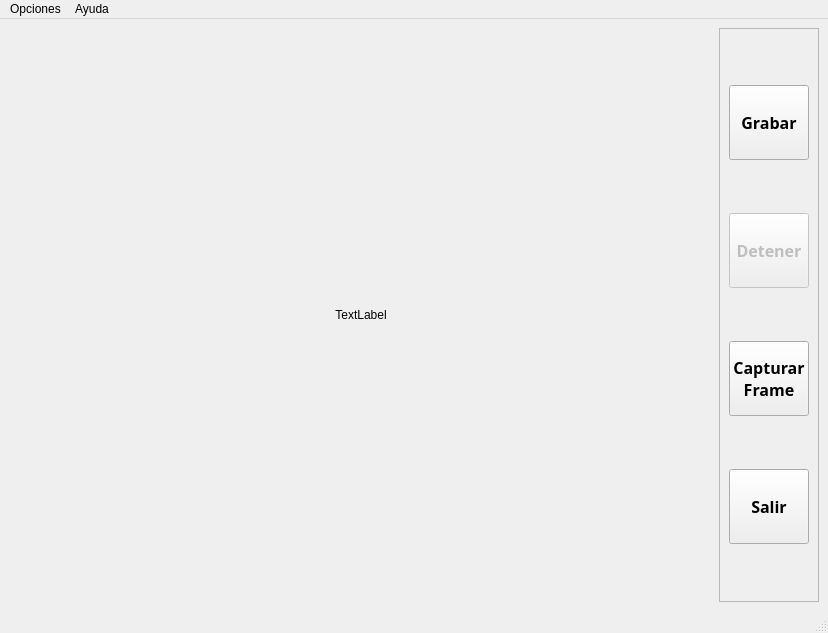
This is mainwindow.ui in Minerisho/CameraCPP_OpenCV as Qt 5 draws it before an edit. The edited form follows.
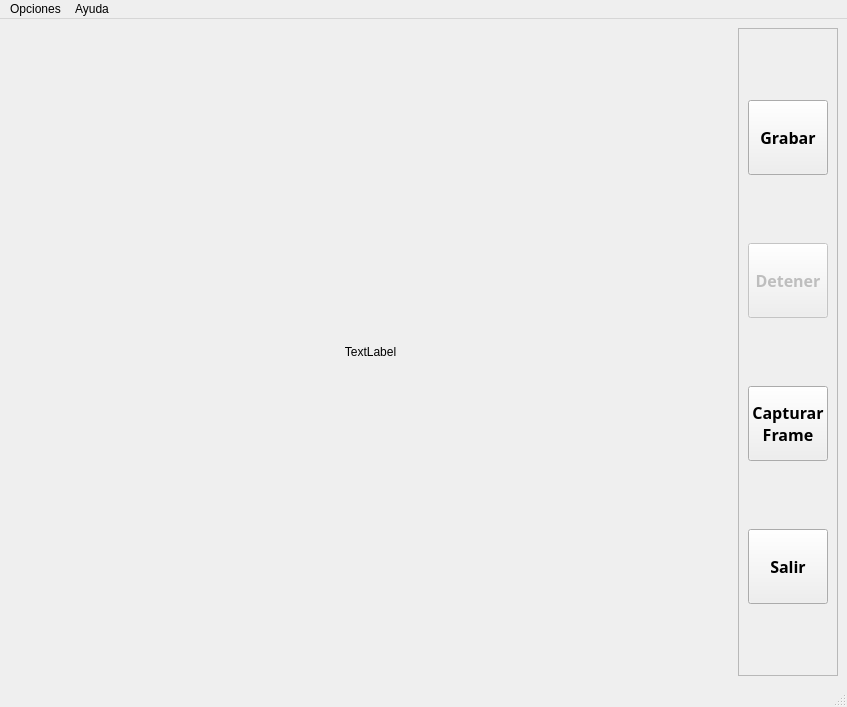
This is the edited form.

Patch:
```diff
--- a/mainwindow.ui
+++ b/mainwindow.ui
@@ -6,8 +6,8 @@
    <rect>
     <x>0</x>
     <y>0</y>
-    <width>828</width>
-    <height>633</height>
+    <width>847</width>
+    <height>707</height>
    </rect>
   </property>
   <property name="windowTitle">
@@ -141,7 +141,7 @@
     <rect>
      <x>0</x>
      <y>0</y>
-     <width>828</width>
+     <width>847</width>
      <height>21</height>
     </rect>
    </property>
```
